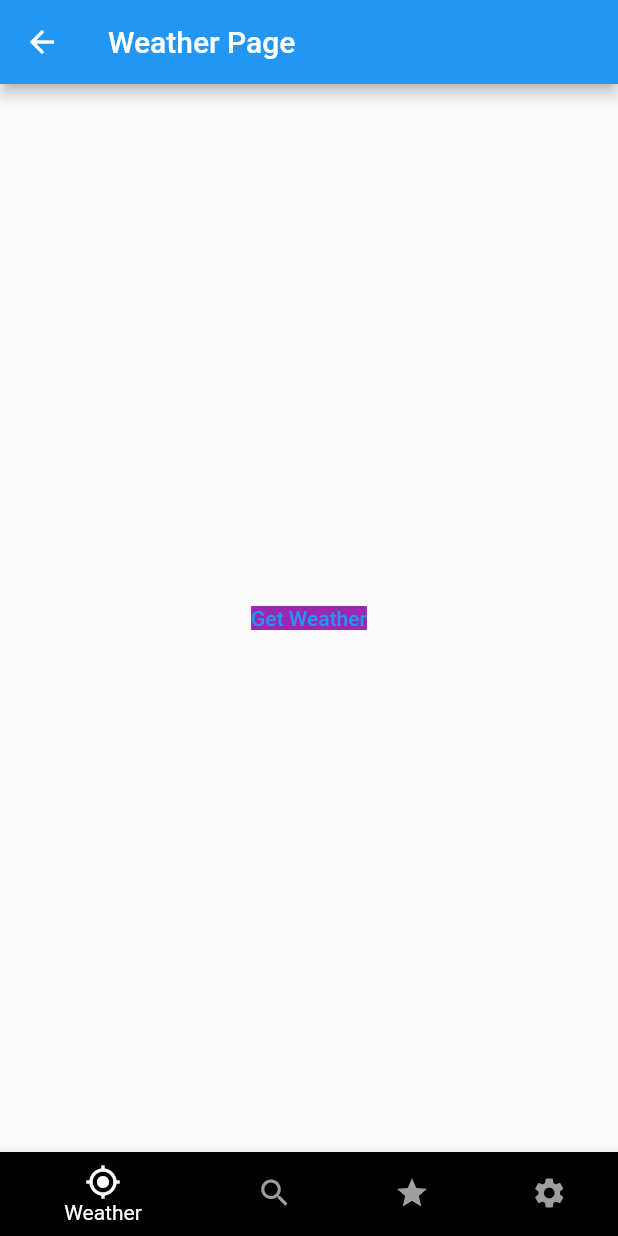
After one commit to AlSamp/Flutter-Weather-App, a Flutter app: the ScreenNavigation screen opened directly, on a phone screen of 412 x 824 dp. The commit adds this screen. Run offline on Flutter 3.47's test engine with Material 2 defaults, Android fonts, the phone set to English and light mode, and no system bars.

Commit message:
Navigation through pages sorted, stack problem resovled.

```diff
--- a/lib/favourites_page.dart
+++ b/lib/favourites_page.dart
@@ -7,9 +7,6 @@ class FavouritesPage extends StatelessWidget {
   @override
   Widget build(BuildContext context) {
     return Scaffold(
-      appBar: AppBar(
-        title: const Text("Infinite List"),
-      ),
       body: ListView.builder(
         itemBuilder: (context, index) {
           return ListTile(
--- /dev/null
+++ b/lib/page_navigation_bar.dart
@@ -0,0 +1,71 @@
+import 'package:flutter/material.dart';
+import 'package:mobile_computing_assignment/favourites_page.dart';
+import 'weather_page.dart';
+import 'search_page.dart';
+import 'favourites_page.dart';
+import 'settings_page.dart';
+
+class ScreenNavigation extends StatefulWidget {
+  const ScreenNavigation({Key? key}) : super(key: key);
+
+  @override
+  State<ScreenNavigation> createState() => _ScreenNavigationState();
+}
+
+class _ScreenNavigationState extends State<ScreenNavigation> {
+  final screens = [
+    const WeatherPage(),
+    const SearchPage(),
+    FavouritesPage(),
+    const SettingsPage(),
+  ];
+
+  int navBarIndex = 0; // start with on weather page
+  @override
+  Widget build(BuildContext context) {
+    return SafeArea(
+      child: Scaffold(
+          body: IndexedStack(
+            // This keeps the pages how they were lost used instead of destroying and creating new ones
+            index: navBarIndex,
+            children: screens,
+          ),
+          // Display screens in the body of the screen
+          bottomNavigationBar: BottomNavigationBar(
+            type: BottomNavigationBarType.shifting, // Animation for navbar
+            selectedItemColor: Colors.white,
+            //iconSize: 40,
+            unselectedItemColor: Colors.grey,
+            onTap: (index) => setState(() => navBarIndex =
+                index), // when user clicks on navbar element record the selected index
+            currentIndex:
+                navBarIndex, // update navbar with user selected option
+            items: const [
+              BottomNavigationBarItem(
+                icon: Icon(Icons.my_location),
+                label: "Weather",
+                backgroundColor: Colors.black,
+              ),
+              BottomNavigationBarItem(
+                icon: Icon(Icons.search),
+                label: "Search",
+                backgroundColor: Colors.black,
+              ),
+              BottomNavigationBarItem(
+                icon: Icon(Icons.star),
+                label: "Favourites",
+                backgroundColor: Colors.black,
+              ),
+              BottomNavigationBarItem(
+                icon: Icon(Icons.settings),
+                label: "Settings",
+                backgroundColor: Colors.black,
+              )
+            ],
+          )),
+    );
+  }
+}
+
+
+// Tutorial used for navigation bar https://www.youtube.com/watch?v=xoKqQjSDZ60
--- /dev/null
+++ b/lib/weather_page.dart
@@ -0,0 +1,23 @@
+import 'package:flutter/material.dart';
+
+class WeatherPage extends StatelessWidget {
+  const WeatherPage({Key? key}) : super(key: key);
+
+  @override
+  Widget build(BuildContext context) {
+    return Scaffold(
+      appBar: AppBar(
+        title: Text("Weather Page"),
+      ),
+      body: TextButton(
+        onPressed: () => {},
+        child: Center(
+          child: Container(
+            color: Colors.purple,
+            child: Text("Get Weather"),
+          ),
+        ),
+      ),
+    );
+  }
+}
```
